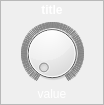
Above: SEEL_Apps/templates/widgets/dial.ui from jithinbp/SEELablet-apps before the change. Below: the same form after it.
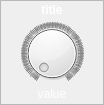
That is the form after the change.

The edit to the form file:
```diff
--- a/SEEL_Apps/templates/widgets/dial.ui
+++ b/SEEL_Apps/templates/widgets/dial.ui
@@ -182,7 +182,7 @@
             <number>5000</number>
            </property>
            <property name="pageStep">
-            <number>1</number>
+            <number>10</number>
            </property>
            <property name="value">
             <number>0</number>
@@ -193,6 +193,9 @@
            <property name="wrapping">
             <bool>false</bool>
            </property>
+           <property name="notchTarget">
+            <double>5.000000000000000</double>
+           </property>
            <property name="notchesVisible">
             <bool>true</bool>
            </property>
```
